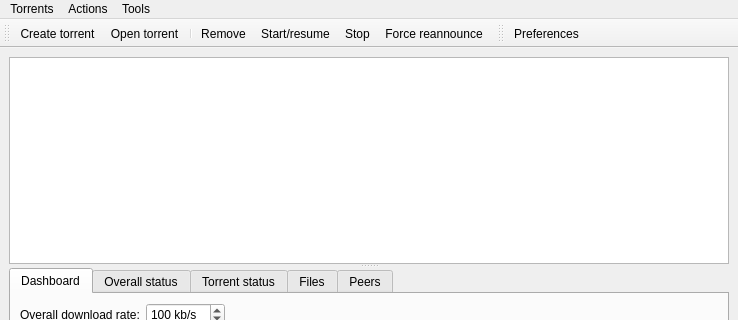
The window that src/plugins/torrent/mainwindow.ui (0xd34df00d/leechcraft) describes before a commit, drawn with Qt 5; both pictures show x 0 to 738 and y 0 to 320 of the 738 by 674 pixel window.
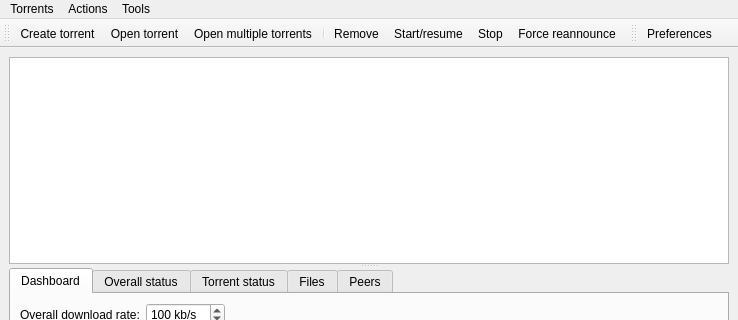
The same window after the commit. Icons and pictures are not drawn. Custom widgets are drawn as their Qt base class.

Commit message: + Multiple torrents adder. * Proper resume of saved torrents.

Patch:
```diff
--- a/src/plugins/torrent/mainwindow.ui
+++ b/src/plugins/torrent/mainwindow.ui
@@ -976,6 +976,7 @@
    </attribute>
    <addaction name="CreateTorrent_" />
    <addaction name="OpenTorrent_" />
+   <addaction name="OpenMultipleTorrents_" />
    <addaction name="separator" />
    <addaction name="RemoveTorrent_" />
    <addaction name="Resume_" />
@@ -1065,6 +1066,11 @@
     <string>Force reannounce</string>
    </property>
   </action>
+  <action name="OpenMultipleTorrents_" >
+   <property name="text" >
+    <string>Open multiple torrents</string>
+   </property>
+  </action>
  </widget>
  <customwidgets>
   <customwidget>
```
Left out of the diff: 1 changed line with no effect on the pictures. The commit also changes 11 other files.
